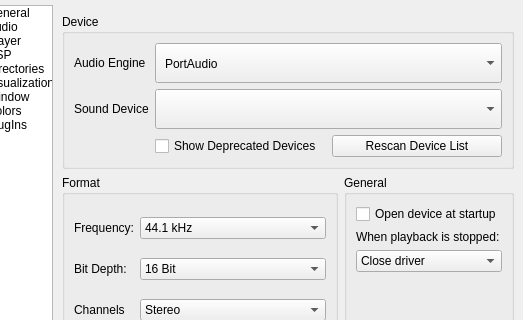
Above: ui/SetupWindow.ui from ModPlugPlayer/ModPlugPlayer before the change; both pictures show x 117 to 640 and y 0 to 320 of the 640 by 418 pixel window. Below: the same form after it.
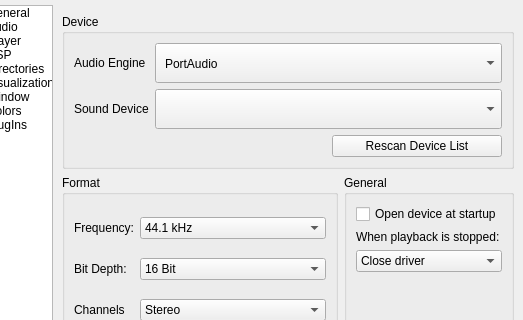
That is the form after the change. Icons and pictures are not drawn. Custom widgets are drawn as their Qt base class.

Patch:
```diff
--- a/ui/SetupWindow.ui
+++ b/ui/SetupWindow.ui
@@ -379,13 +379,6 @@
                 </property>
                </widget>
               </item>
-              <item row="2" column="1">
-               <widget class="QCheckBox" name="checkBox_17">
-                <property name="text">
-                 <string>Show Deprecated Devices</string>
-                </property>
-               </widget>
-              </item>
              </layout>
             </widget>
            </item>
```
